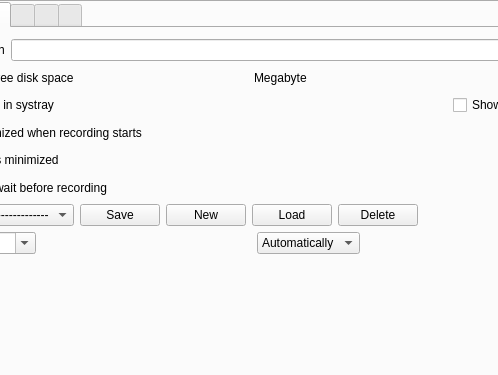
Old version of the form src/formMainWindow.ui in the repository vkohaupt/vokoscreenNG; both pictures show x 198 to 696 and y 0 to 375 of the 850 by 560 pixel window.
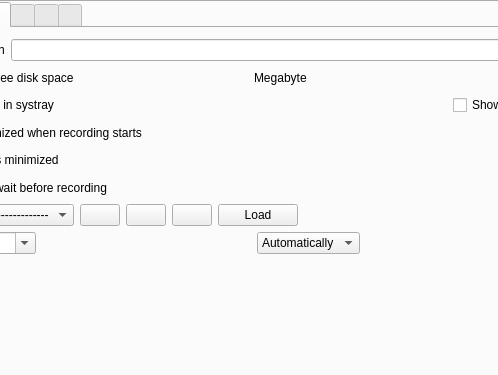
New version of the form. The open tabs and pages were chosen to show the change. Icons and pictures are not drawn.

The edit to the form file:
```diff
--- a/src/formMainWindow.ui
+++ b/src/formMainWindow.ui
@@ -2023,29 +2023,47 @@
                 <item>
                  <widget class="QPushButton" name="pushButtonProfileSave">
                   <property name="text">
-                   <string notr="true">Save</string>
+                   <string notr="true"/>
+                  </property>
+                  <property name="icon">
+                   <iconset resource="screencast.qrc">
+                    <normaloff>:/pictures/screencast/profile-save-1.png</normaloff>:/pictures/screencast/profile-save-1.png</iconset>
                   </property>
                  </widget>
                 </item>
                 <item>
                  <widget class="QPushButton" name="pushButtonProfileNew">
-                  <property name="text">
+                  <property name="toolTip">
                    <string notr="true">New</string>
                   </property>
-                 </widget>
-                </item>
-                <item>
-                 <widget class="QPushButton" name="pushButtonProfileLoad">
                   <property name="text">
-                   <string notr="true">Load</string>
+                   <string notr="true"/>
+                  </property>
+                  <property name="icon">
+                   <iconset resource="screencast.qrc">
+                    <normaloff>:/pictures/screencast/profile-new.png</normaloff>:/pictures/screencast/profile-new.png</iconset>
                   </property>
                  </widget>
                 </item>
                 <item>
                  <widget class="QPushButton" name="pushButtonProfileDelete">
-                  <property name="text">
+                  <property name="toolTip">
                    <string notr="true">Delete</string>
                   </property>
+                  <property name="text">
+                   <string notr="true"/>
+                  </property>
+                  <property name="icon">
+                   <iconset resource="screencast.qrc">
+                    <normaloff>:/pictures/screencast/profile-delete.png</normaloff>:/pictures/screencast/profile-delete.png</iconset>
+                  </property>
+                 </widget>
+                </item>
+                <item>
+                 <widget class="QPushButton" name="pushButtonProfileLoad">
+                  <property name="text">
+                   <string notr="true">Load</string>
+                  </property>
                  </widget>
                 </item>
                 <item>
```
Left out of the diff: 7 changed lines with no effect on the pictures.
